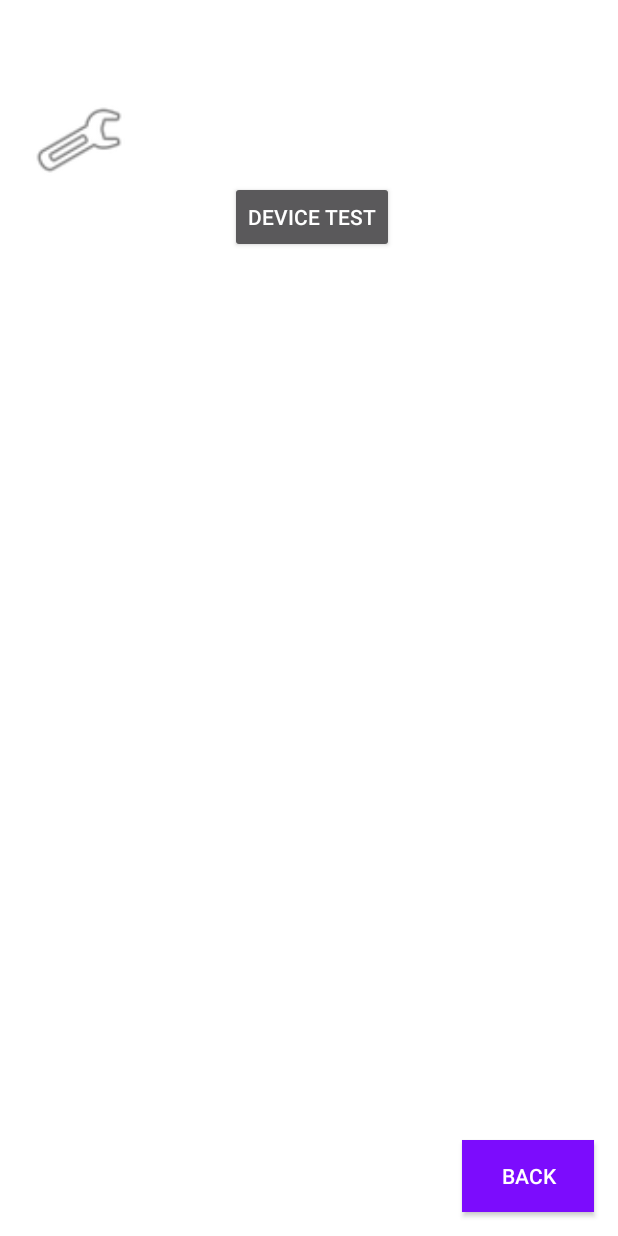
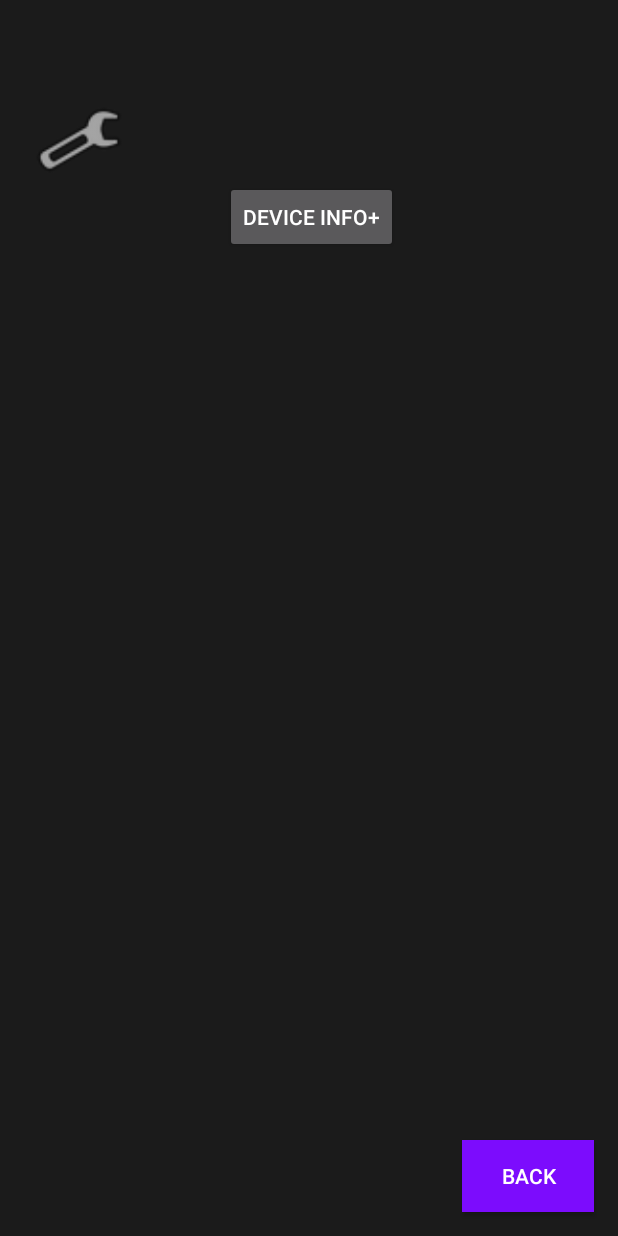
Before and after one commit to xeonhookforum/XeonTools, an Android app: the ToolsActivity screen opened directly, with no data from a screen before it, on a phone screen of 412 x 824 dp. Run offline under Robolectric (Android 15) with nearby library versions, the light colour scheme and no system bars.

```diff
--- a/app/src/main/res/layout/main.xml
+++ b/app/src/main/res/layout/main.xml
@@ -4,6 +4,7 @@
     xmlns:tools="http://schemas.android.com/tools"
     android:layout_width="match_parent"
     android:layout_height="match_parent"
+    android:background="#1b1b1b"
     tools:layout_editor_absoluteX="0dp"
     tools:layout_editor_absoluteY="0dp">
 
@@ -25,7 +26,7 @@
         android:allowClickWhenDisabled="false"
         android:allowUndo="false"
         android:autoHandwritingEnabled="false"
-        android:background="#1A1818"
+        android:background="#000000"
         android:textColor="#FFFFFF"
         android:visibility="visible"
         app:layout_constraintStart_toStartOf="parent"
--- a/app/src/main/res/layout/tools.xml
+++ b/app/src/main/res/layout/tools.xml
@@ -4,7 +4,7 @@
     xmlns:tools="http://schemas.android.com/tools"
     android:layout_width="match_parent"
     android:layout_height="match_parent"
-    android:background="#FFFFFF">
+    android:background="#1b1b1b">
 
     <Button
         android:id="@+id/backTools"
@@ -25,7 +25,7 @@
         android:layout_marginTop="28dp"
         android:layout_marginEnd="139dp"
         android:layout_marginBottom="655dp"
-        android:text="Device Test"
+        android:text="Device Info+"
         app:layout_constraintBottom_toBottomOf="parent"
         app:layout_constraintEnd_toEndOf="parent"
         app:layout_constraintStart_toEndOf="@+id/imageView"
```
Also changed, not shown: app/src/main/res/layout/about.xml (+4 -4 lines), 8 other files.
